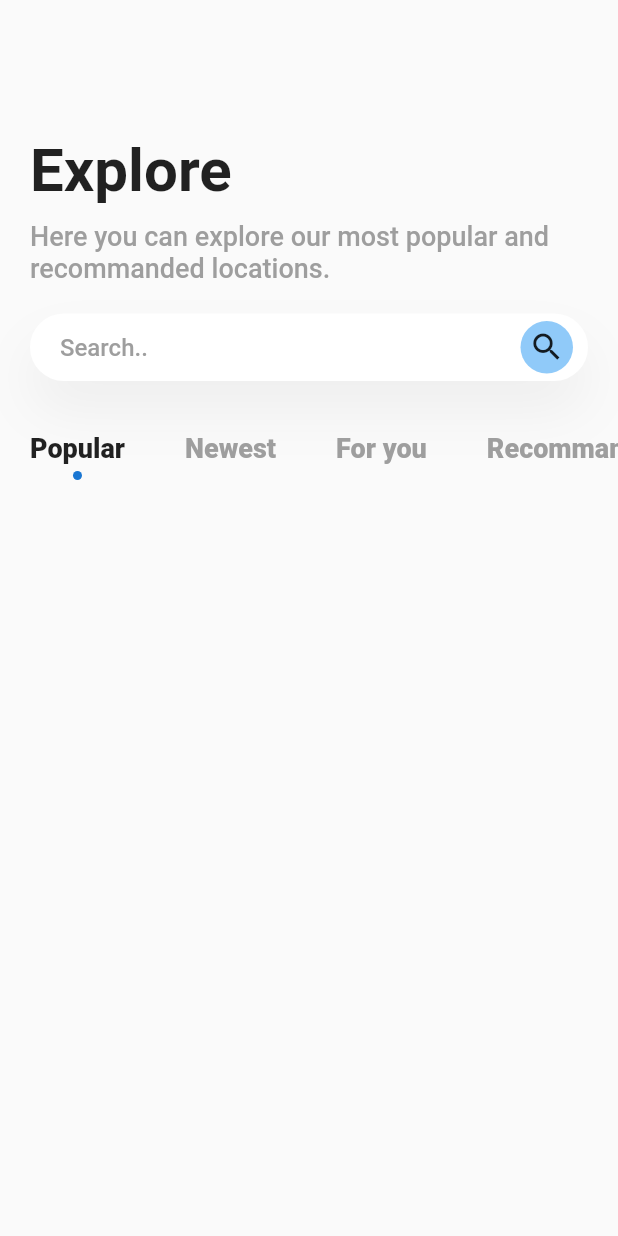
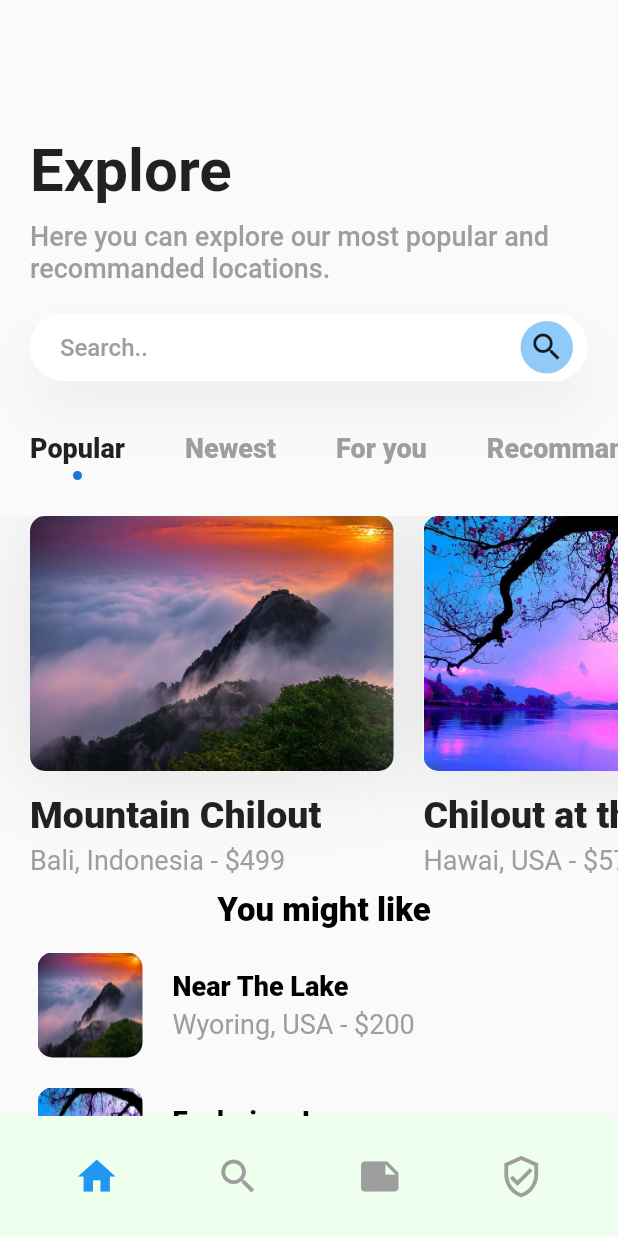
Before and after one commit to MR0100-zz/explore_nature_ui, a Flutter app: the screen it shows after launch, after a tap on "CONTINUE", on a phone screen of 412 x 824 dp. Run offline on Flutter 3.47's test engine with Material 2 defaults, Android fonts, the phone set to English and light mode, and no system bars.

Commit message:
design complete.. ~ 03-01-2021

```diff
--- a/lib/screens/explore_screen.dart
+++ b/lib/screens/explore_screen.dart
@@ -1,6 +1,10 @@
+import 'package:explore_nature_ui/screens/book_now_screen.dart';
+import 'package:explore_nature_ui/widgets/explore_card_list.dart';
+import 'package:explore_nature_ui/widgets/explore_list_card_list.dart';
 import 'package:explore_nature_ui/widgets/home_menu_list.dart';
 import 'package:explore_nature_ui/widgets/home_searchbar.dart';
 import 'package:flutter/material.dart';
+import 'package:flutter/services.dart';
 
 class ExploreScreen extends StatelessWidget {
   const ExploreScreen({Key key}) : super(key: key);
@@ -24,6 +28,11 @@ class ExploreScreen extends StatelessWidget {
               ),
             ),
           ),
+          Expanded(
+            child: SingleChildScrollView(
+              physics: BouncingScrollPhysics(),
+              child: Column(
+                children: [
                   Padding(
                     padding: const EdgeInsets.only(
                       left: 20,
@@ -42,7 +51,88 @@ class ExploreScreen extends StatelessWidget {
                   HomeSearchBar(deviceSize: deviceSize),
                   SizedBox(height: 20),
                   HomeMenuList(deviceSize: deviceSize),
+                  SizedBox(height: 20),
+                  ExploreCardList(deviceSize: deviceSize),
+                  Padding(
+                    padding: const EdgeInsets.only(left: 20.0),
+                    child: Text(
+                      'You might like',
+                      style: TextStyle(
+                        color: Colors.black,
+                        fontSize: 22,
+                        fontWeight: FontWeight.w900,
+                      ),
+                    ),
+                  ),
+                  Column(
+                    children: [
+                      ExploreListCardList(
+                        imageUrl: 'assets/images/1.jpg',
+                        subTitle: 'Wyoring, USA - \$200',
+                        title: 'Near The Lake',
+                      ),
+                      ExploreListCardList(
+                        imageUrl: 'assets/images/2.jpg',
+                        subTitle: 'Tokyo, Japan - \$895',
+                        title: 'Exploring Japan',
+                      ),
+                      ExploreListCardList(
+                        imageUrl: 'assets/images/3.jpg',
+                        subTitle: 'Wyoring, USA - \$200',
+                        title: 'Near The Lake',
+                      ),
                     ],
+                  )
+                ],
+              ),
+            ),
+          )
+        ],
+      ),
+      bottomNavigationBar: Container(
+        width: MediaQuery.of(context).size.width,
+        height: 80,
+        color: Color(0xFFEEFFEE),
+        child: Row(
+          mainAxisAlignment: MainAxisAlignment.spaceAround,
+          children: [
+            SizedBox(width: 5),
+            Icon(
+              Icons.home,
+              size: 30,
+              color: Colors.blue,
+            ),
+            SizedBox(width: 5),
+            GestureDetector(
+              onTap: () {
+                Navigator.push(
+                  context,
+                  MaterialPageRoute(
+                    builder: (_) => BookNowScreed(),
+                  ),
+                );
+              },
+              child: Icon(
+                Icons.search,
+                size: 30,
+                color: Colors.grey,
+              ),
+            ),
+            SizedBox(width: 5),
+            Icon(
+              Icons.note,
+              size: 30,
+              color: Colors.grey,
+            ),
+            SizedBox(width: 5),
+            Icon(
+              Icons.verified_user_outlined,
+              size: 30,
+              color: Colors.grey,
+            ),
+            SizedBox(width: 5),
+          ],
+        ),
       ),
     );
   }
--- a/lib/screens/intro_screen.dart
+++ b/lib/screens/intro_screen.dart
@@ -43,6 +43,8 @@ class IntroScreen extends StatelessWidget {
             child: Container(
               width: deviceSize.width,
               height: deviceSize.height - 230,
+              child: SingleChildScrollView(
+                physics: BouncingScrollPhysics(),
                 child: Column(
                   children: [
                     Text(
@@ -99,6 +101,7 @@ class IntroScreen extends StatelessWidget {
                   ],
                 ),
               ),
+            ),
           )
         ],
       ),
--- /dev/null
+++ b/lib/widgets/explore_card_list.dart
@@ -0,0 +1,108 @@
+import 'package:flutter/material.dart';
+
+class ExploreCardList extends StatelessWidget {
+  const ExploreCardList({
+    Key key,
+    @required this.deviceSize,
+  }) : super(key: key);
+
+  final Size deviceSize;
+
+  @override
+  Widget build(BuildContext context) {
+    return Container(
+      width: deviceSize.width,
+      height: 250,
+      child: SingleChildScrollView(
+        physics: BouncingScrollPhysics(),
+        scrollDirection: Axis.horizontal,
+        child: Row(
+          children: [
+            ExploreCard(
+              deviceSize: deviceSize,
+              image: "1",
+              title: "Mountain Chilout",
+              subTitle: "Bali, Indonesia - \$499",
+            ),
+            ExploreCard(
+              deviceSize: deviceSize,
+              image: "2",
+              title: "Chilout at the Belzium",
+              subTitle: "Hawai, USA - \$576",
+            ),
+            ExploreCard(
+              deviceSize: deviceSize,
+              image: "3",
+              title: "Mountain Chilout",
+              subTitle: "Bali, Indonesia - \$499",
+            ),
+          ],
+        ),
+      ),
+    );
+  }
+}
+
+class ExploreCard extends StatelessWidget {
+  final String title;
+  final String image;
+  final String subTitle;
+  const ExploreCard({
+    Key key,
+    @required this.deviceSize,
+    this.title,
+    this.image,
+    this.subTitle,
+  }) : super(key: key);
+
+  final Size deviceSize;
+
+  @override
+  Widget build(BuildContext context) {
+    return Padding(
+      padding: const EdgeInsets.only(left: 20.0),
+      child: Column(
+        crossAxisAlignment: CrossAxisAlignment.start,
+        children: [
+          Container(
+            height: 170,
+            width: deviceSize.width / 1.7,
+            decoration: BoxDecoration(
+              color: Colors.white,
+              boxShadow: [
+                BoxShadow(
+                  blurRadius: 50,
+                  color: Colors.grey[300],
+                )
+              ],
+              borderRadius: BorderRadius.circular(10),
+            ),
+            child: ClipRRect(
+              borderRadius: BorderRadius.circular(10),
+              child: Image(
+                image: AssetImage('assets/images/$image.jpg'),
+                fit: BoxFit.fill,
+              ),
+            ),
+          ),
+          SizedBox(height: 15),
+          Text(
+            '$title',
+            style: TextStyle(
+              fontSize: 25,
+              fontWeight: FontWeight.w900,
+            ),
+          ),
+          SizedBox(height: 5),
+          Text(
+            '$subTitle',
+            style: TextStyle(
+              fontSize: 18,
+              color: Colors.grey,
+            ),
+          )
+        ],
+      ),
+    );
+  }
+}
--- /dev/null
+++ b/lib/widgets/explore_list_card_list.dart
@@ -0,0 +1,59 @@
+import 'package:flutter/material.dart';
+
+class ExploreListCardList extends StatelessWidget {
+  final String title;
+  final String subTitle;
+  final String imageUrl;
+  const ExploreListCardList({Key key, this.title, this.subTitle, this.imageUrl})
+      : super(key: key);
+
+  @override
+  Widget build(BuildContext context) {
+    return Container(
+      height: 80,
+      width: MediaQuery.of(context).size.width,
+      margin: EdgeInsets.only(top: 10),
+      child: Row(
+        children: [
+          SizedBox(width: 25),
+          Container(
+            height: 70,
+            width: 70,
+            child: ClipRRect(
+              borderRadius: BorderRadius.circular(10),
+              child: Image(
+                image: AssetImage('$imageUrl'),
+                fit: BoxFit.fill,
+              ),
+            ),
+          ),
+          SizedBox(width: 20.0),
+          Column(
+            crossAxisAlignment: CrossAxisAlignment.start,
+            mainAxisAlignment: MainAxisAlignment.spaceAround,
+            children: [
+              SizedBox(height: 10),
+              Text(
+                '$title',
+                style: TextStyle(
+                  color: Colors.black,
+                  fontWeight: FontWeight.w900,
+                  fontSize: 18,
+                ),
+              ),
+              Text(
+                '$subTitle',
+                style: TextStyle(
+                  color: Colors.grey,
+                  fontWeight: FontWeight.w400,
+                  fontSize: 18,
+                ),
+              ),
+              SizedBox(height: 10),
+            ],
+          )
+        ],
+      ),
+    );
+  }
+}
--- a/pubspec.yaml
+++ b/pubspec.yaml
@@ -45,8 +45,8 @@ flutter:
   uses-material-design: true
 
   # To add assets to your application, add an assets section, like this:
-  # assets:
-  #   - images/a_dot_burr.jpeg
+  assets:
+    - assets/images/
   #   - images/a_dot_ham.jpeg
 
   # An image asset can refer to one or more resolution-specific "variants", see
```
Also changed, not shown: lib/screens/book_now_screen.dart (added, +282 -0 lines), assets/images/1.jpg (added), assets/images/2.jpg (added), assets/images/3.jpg (added), assets/images/4.jpg (added), assets/images/un-suspend-google-my-business-account.jpg (added). Lines whose indentation alone changed are shown as unchanged.
